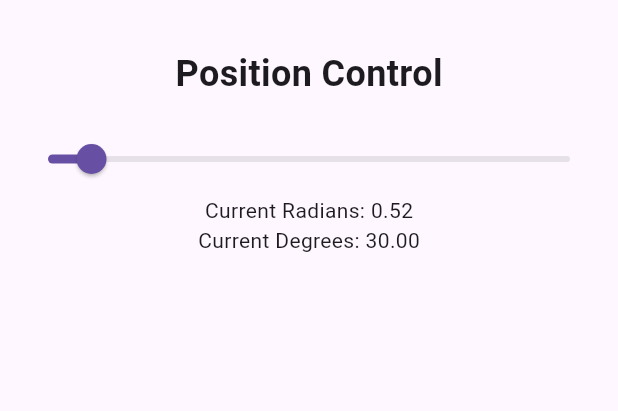
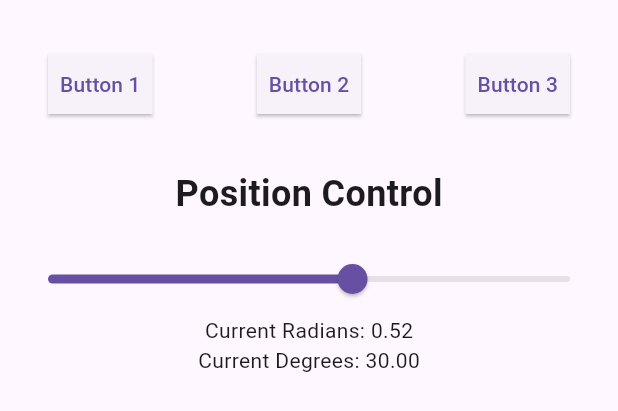
Before and after one commit to Jexim/flutter-embedded-test, a Flutter app: the PositionControl widget shown alone on an empty page, opened directly, on a phone screen of 412 x 824 dp. Shown: the top 411 px of the screen. Run offline on Flutter 3.47's test engine with Material 3 defaults, Android fonts, the phone set to English and light mode, and no system bars; our stand-ins replace flutter_bloc.

Commit message:
add buttons row to top

```diff
--- a/lib/widgets/draw_figures.dart
+++ b/lib/widgets/draw_figures.dart
@@ -10,7 +10,7 @@ class DrawFigures extends StatelessWidget {
   @override
   Widget build(BuildContext context) {
     return Container(
-      padding: const EdgeInsets.only(top: 32),
+      padding: const EdgeInsets.only(top: 16),
       child: Column(
         children: [
           Text(
--- a/lib/widgets/position_control.dart
+++ b/lib/widgets/position_control.dart
@@ -10,11 +10,22 @@ class PositionControl extends StatelessWidget {
   @override
   Widget build(BuildContext context) {
     return Container(
-      padding: const EdgeInsets.symmetric(vertical: 32, horizontal: 8),
+      padding: const EdgeInsets.fromLTRB(8, 32, 8, 16),
       child: BlocBuilder<TriangleRotationCubit, double>(
         builder:
             (context, triangleRotation) => Column(
               children: [
+                Padding(
+                  padding: const EdgeInsets.fromLTRB(24, 0, 24, 32),
+                  child: Row(
+                    mainAxisAlignment: MainAxisAlignment.spaceBetween,
+                    children: [
+                      ElevatedButton(child: Text('Button 1'), onPressed: () {}),
+                      ElevatedButton(child: Text('Button 2'), onPressed: () {}),
+                      ElevatedButton(child: Text('Button 3'), onPressed: () {}),
+                    ],
+                  ),
+                ),
                 Text(
                   'Position Control',
                   style: TextStyle(fontSize: 24, fontWeight: FontWeight.bold),
@@ -22,7 +33,8 @@ class PositionControl extends StatelessWidget {
                 SizedBox(height: 16),
                 Slider(
                   value: triangleRotation,
-                  max: 2 * pi,
+                  min: -pi,
+                  max: pi,
                   onChanged: (double value) {
                     context.read<TriangleRotationCubit>().setTriangleRotation(
                       value,
```
Also changed, not shown: lib/main.dart (+10 -0 lines).
